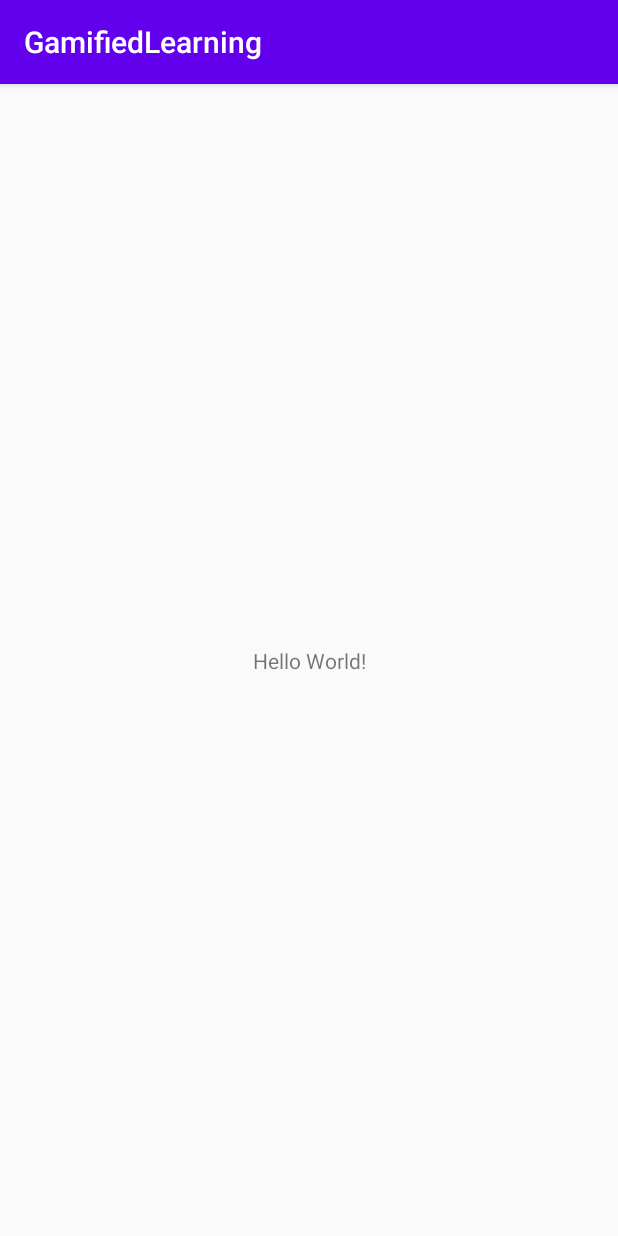
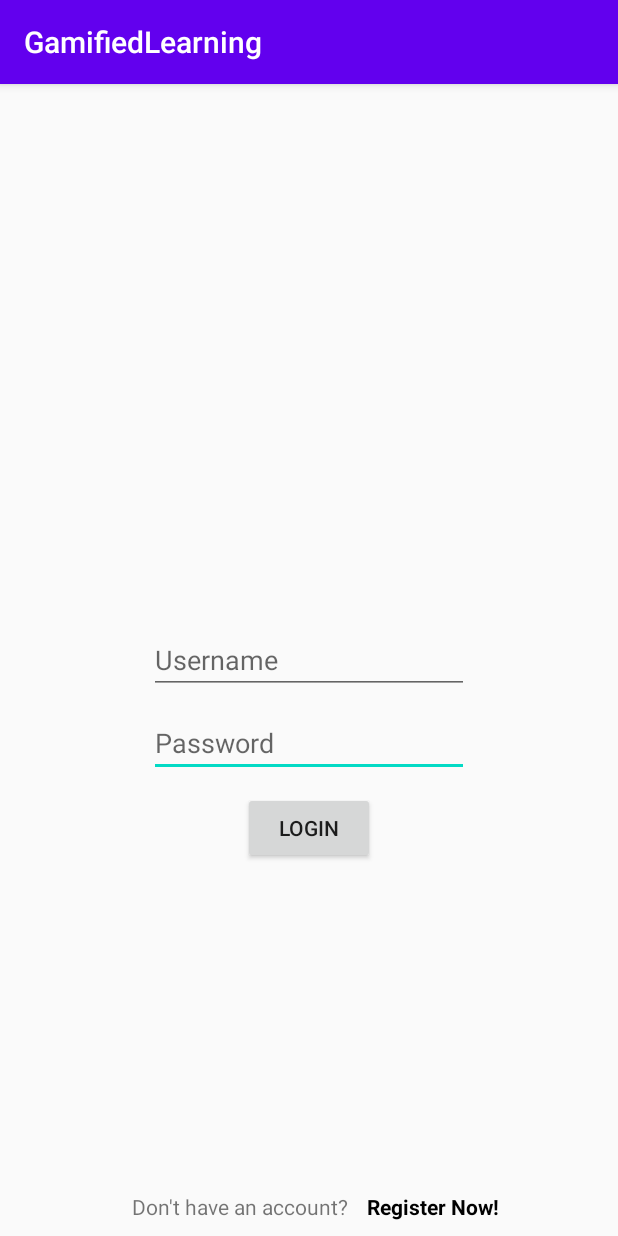
Before and after one commit to SharonCheung-z5162825/GamifiedLearning, an Android app: the screen it shows after launch (MainActivity before the commit, LoginScreen after it), on a phone screen of 412 x 824 dp. Run offline under Robolectric (Android 15) with nearby library versions, the phone set to English and light mode, and no system bars.

Commit message:
First commit: Classes & Activities created: - LearnScreen, LoginScreen, RegisterScreen - instantiated all objects - Implemented OnClickListener for buttons and textViews - Wrote code to check whether data in RegisterScreen has been entered into all fields - Added intents to change screens - Added some toast messages for debugging

```diff
--- a/app/src/main/AndroidManifest.xml
+++ b/app/src/main/AndroidManifest.xml
@@ -9,6 +9,9 @@
         android:roundIcon="@mipmap/ic_launcher_round"
         android:supportsRtl="true"
         android:theme="@style/AppTheme">
+        <activity android:name=".RegisterScreen"></activity>
+        <activity android:name=".LearnScreen" />
+        <activity android:name=".LoginScreen" />
         <activity android:name=".MainActivity">
             <intent-filter>
                 <action android:name="android.intent.action.MAIN" />
--- /dev/null
+++ b/app/src/main/java/au/edu/unsw/infs3634/gamifiedlearning/LoginScreen.java
@@ -0,0 +1,62 @@
+package au.edu.unsw.infs3634.gamifiedlearning;
+
+import androidx.appcompat.app.AppCompatActivity;
+
+import android.content.Intent;
+import android.os.Bundle;
+import android.view.View;
+import android.widget.Button;
+import android.widget.EditText;
+import android.widget.TextView;
+
+public class LoginScreen extends AppCompatActivity {
+
+    private EditText mUserName;
+    private EditText mPassword;
+    private Button mLoginBtn;
+    private TextView mRegister;
+
+    @Override
+    protected void onCreate(Bundle savedInstanceState) {
+        super.onCreate(savedInstanceState);
+        setContentView(R.layout.activity_login_screen);
+
+        //Instantiate objects
+        mUserName = findViewById(R.id.editTextUsername);
+        mPassword = findViewById(R.id.editTextPassword);
+        mLoginBtn = findViewById(R.id.btnLogin);
+        mRegister = findViewById(R.id.tvRegisterNow);
+
+        //set values
+
+
+
+
+        //set OnClickListener for Login Btn --> take user to LearnScreen
+        mLoginBtn.setOnClickListener(new View.OnClickListener() {
+            @Override
+            public void onClick(View view) {
+                learnScreenLaunch();
+            }
+        });
+
+        //set OnClickListener for RegisterNow TextView --> take user to RegisterScreen
+        mRegister.setOnClickListener(new View.OnClickListener() {
+            @Override
+            public void onClick(View view) {
+                registerScreenLaunch();
+            }
+        });
+    }
+    public void learnScreenLaunch(){
+        //Intent to change screen
+        Intent loginBtn = new Intent(LoginScreen.this, LearnScreen.class);
+        startActivity(loginBtn);
+    }
+    public void registerScreenLaunch(){
+        //Intent to change screen
+        Intent registerNow = new Intent(LoginScreen.this, RegisterScreen.class);
+        startActivity(registerNow);
+    }
+
+}
--- a/app/src/main/java/au/edu/unsw/infs3634/gamifiedlearning/MainActivity.java
+++ b/app/src/main/java/au/edu/unsw/infs3634/gamifiedlearning/MainActivity.java
@@ -2,6 +2,7 @@ package au.edu.unsw.infs3634.gamifiedlearning;
 
 import androidx.appcompat.app.AppCompatActivity;
 
+import android.content.Intent;
 import android.os.Bundle;
 
 public class MainActivity extends AppCompatActivity {
@@ -10,5 +11,10 @@ public class MainActivity extends AppCompatActivity {
     protected void onCreate(Bundle savedInstanceState) {
         super.onCreate(savedInstanceState);
         setContentView(R.layout.activity_main);
+        loginScreen();
+    }
+    public void loginScreen(){
+        Intent loginScreen = new Intent(MainActivity.this, LoginScreen.class);
+        startActivity(loginScreen);
     }
 }
--- /dev/null
+++ b/app/src/main/res/layout/activity_login_screen.xml
@@ -0,0 +1,64 @@
+<?xml version="1.0" encoding="utf-8"?>
+<androidx.constraintlayout.widget.ConstraintLayout xmlns:android="http://schemas.android.com/apk/res/android"
+    xmlns:app="http://schemas.android.com/apk/res-auto"
+    xmlns:tools="http://schemas.android.com/tools"
+    android:layout_width="match_parent"
+    android:layout_height="match_parent"
+    tools:context=".LoginScreen">
+
+    <EditText
+        android:id="@+id/editTextPassword"
+        android:layout_width="wrap_content"
+        android:layout_height="wrap_content"
+        android:layout_marginTop="10dp"
+        android:ems="10"
+        android:hint="Password"
+        android:inputType="textPassword"
+        app:layout_constraintStart_toStartOf="@+id/editTextUsername"
+        app:layout_constraintTop_toBottomOf="@+id/editTextUsername" />
+
+    <EditText
+        android:id="@+id/editTextUsername"
+        android:layout_width="wrap_content"
+        android:layout_height="wrap_content"
+        android:ems="10"
+        android:hint="Username"
+        android:inputType="textPersonName"
+        app:layout_constraintBottom_toBottomOf="parent"
+        app:layout_constraintEnd_toEndOf="parent"
+        app:layout_constraintStart_toStartOf="parent"
+        app:layout_constraintTop_toTopOf="parent" />
+
+    <Button
+        android:id="@+id/btnLogin"
+        android:layout_width="wrap_content"
+        android:layout_height="wrap_content"
+        android:layout_marginTop="10dp"
+        android:text="LogIn"
+        app:layout_constraintEnd_toEndOf="@+id/editTextPassword"
+        app:layout_constraintStart_toStartOf="@+id/editTextPassword"
+        app:layout_constraintTop_toBottomOf="@+id/editTextPassword" />
+
+    <TextView
+        android:id="@+id/tvDontHaveAccount"
+        android:layout_width="wrap_content"
+        android:layout_height="wrap_content"
+        android:layout_marginStart="88dp"
+        android:layout_marginLeft="88dp"
+        android:layout_marginBottom="10dp"
+        android:text="Don't have an account?"
+        app:layout_constraintBottom_toBottomOf="parent"
+        app:layout_constraintStart_toStartOf="parent" />
+
+    <TextView
+        android:id="@+id/tvRegisterNow"
+        android:layout_width="wrap_content"
+        android:layout_height="wrap_content"
+        android:text="Register Now!"
+        android:textColor="#000000"
+        android:textStyle="bold"
+        app:layout_constraintEnd_toEndOf="parent"
+        app:layout_constraintHorizontal_bias="0.141"
+        app:layout_constraintStart_toEndOf="@+id/tvDontHaveAccount"
+        app:layout_constraintTop_toTopOf="@+id/tvDontHaveAccount" />
+</androidx.constraintlayout.widget.ConstraintLayout>
```
Also changed, not shown: app/src/main/java/au/edu/unsw/infs3634/gamifiedlearning/LearnScreen.java (added, +14 -0 lines), app/src/main/java/au/edu/unsw/infs3634/gamifiedlearning/RegisterScreen.java (added, +82 -0 lines), app/src/main/res/layout/activity_learn_screen.xml (added, +9 -0 lines), app/src/main/res/layout/activity_register_screen.xml (added, +87 -0 lines).
